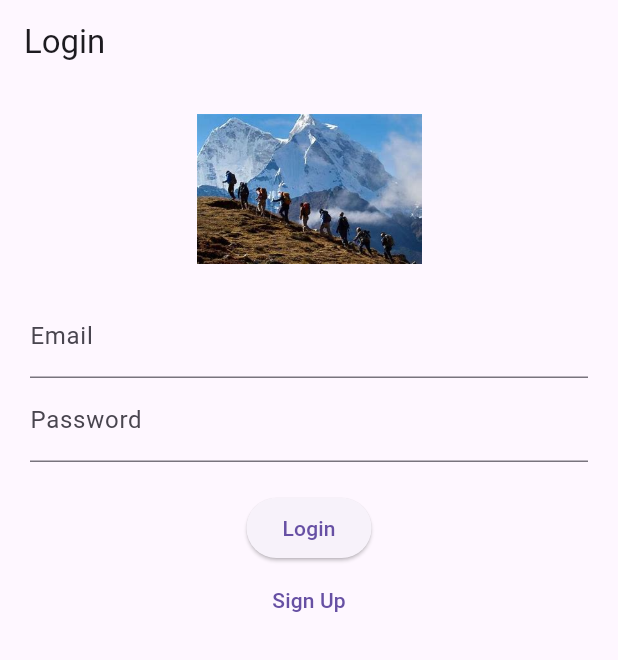
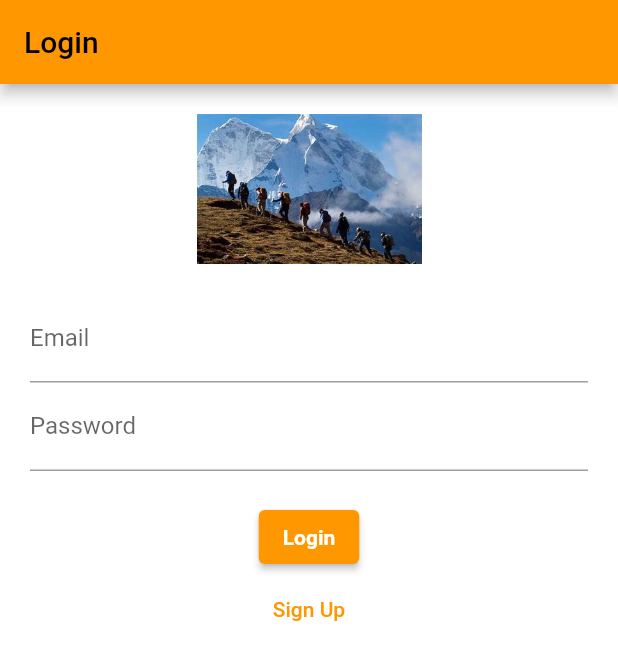
Before and after one commit to roshanrl10/new_project_flutter, a Flutter app: the screen it shows after launch, on a phone screen of 412 x 824 dp. Shown: the top 660 px of the screen. Run offline on Flutter 3.47's test engine with Material 3 defaults, Android fonts, the phone set to English and light mode, and no system bars; Roboto replaces fonts that are missing (Poppins).

Commit message:
change made

```diff
--- a/lib/main.dart
+++ b/lib/main.dart
@@ -16,7 +16,24 @@
     return MaterialApp(
       title: 'New Project',
       debugShowCheckedModeBanner: false,
-      theme: ThemeData(),
+
+      theme: ThemeData(
+        useMaterial3: false,
+        fontFamily: 'Poppins',
+        primarySwatch: Colors.orange,
+        scaffoldBackgroundColor: Colors.white,
+        textTheme: const TextTheme(
+          bodyLarge: TextStyle(fontSize: 18, fontWeight: FontWeight.w500),
+          bodyMedium: TextStyle(fontSize: 16),
+        ),
+        elevatedButtonTheme: ElevatedButtonThemeData(
+          style: ElevatedButton.styleFrom(
+            backgroundColor: Colors.orange,
+            foregroundColor: Colors.white,
+            textStyle: const TextStyle(fontWeight: FontWeight.bold),
+          ),
+        ),
+      ),
       initialRoute: '/splash',
       routes: {
         '/splash': (context) => const SplashScreen(),
```
